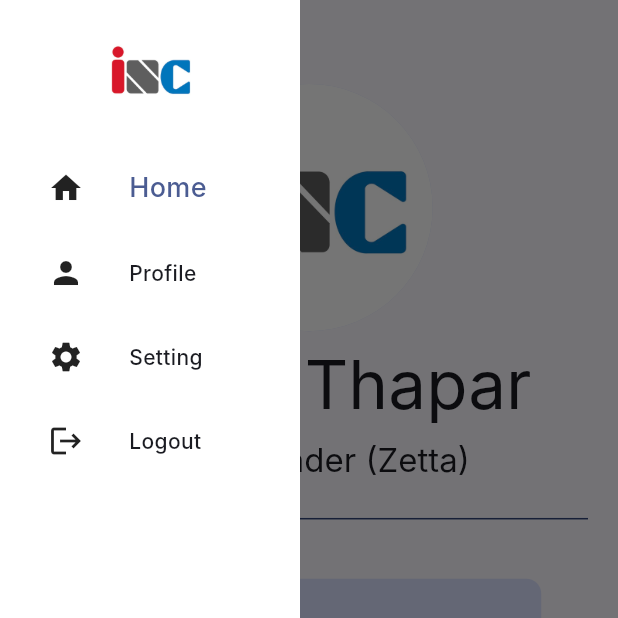
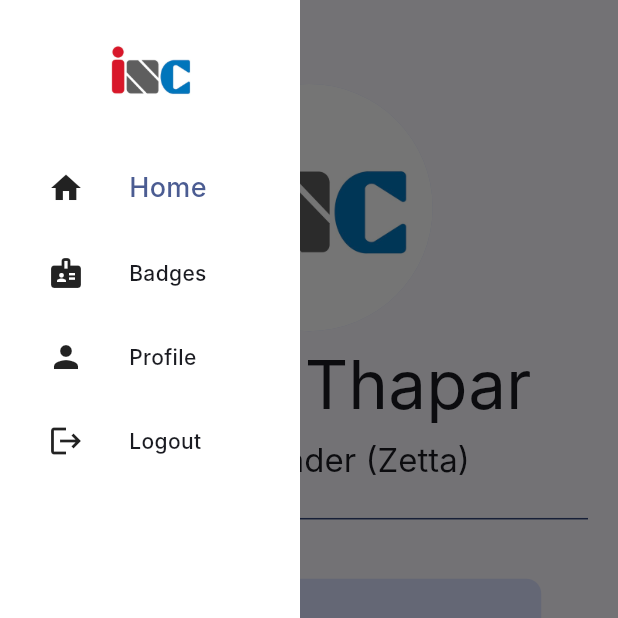
Before and after one commit to Augmenix-Inc/scouts_app, a Flutter app: the Home screen opened directly, with the side drawer open, on a phone screen of 412 x 824 dp, the top half of it. Run offline on Flutter 3.47's test engine with Material 2 defaults, Android fonts, the phone set to English and light mode, and no system bars; drawn by our look-alikes of sidebarx; our stand-ins replace email_validator; Roboto replaces fonts that are missing (Inter).

Commit message:
Small Change

```diff
--- a/lib/widgets/drawer.dart
+++ b/lib/widgets/drawer.dart
@@ -79,6 +79,14 @@ class CustomDrawer extends StatelessWidget {
           ),
         ),
         SidebarXItem(
+          label: 'Badges',
+          onTap: () {},
+          iconWidget: const Padding(
+            padding: EdgeInsets.only(left: 20),
+            child: Icon(Icons.badge),
+          ),
+        ),
+        SidebarXItem(
           label: 'Profile',
           onTap: () {
             Navigator.push(
@@ -91,14 +99,6 @@ class CustomDrawer extends StatelessWidget {
           iconWidget: const Padding(
             padding: EdgeInsets.only(left: 20),
             child: Icon(Icons.person),
-          ),
-        ),
-        SidebarXItem(
-          label: 'Setting',
-          onTap: () {},
-          iconWidget: const Padding(
-            padding: EdgeInsets.only(left: 20),
-            child: Icon(Icons.settings),
           ),
         ),
         SidebarXItem(
```
